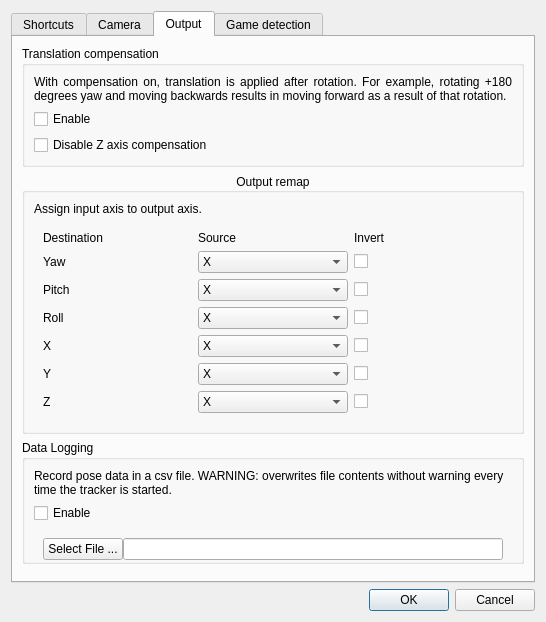
The window that gui/options-dialog.ui (opentrack/opentrack) describes before a commit, drawn with Qt 5.
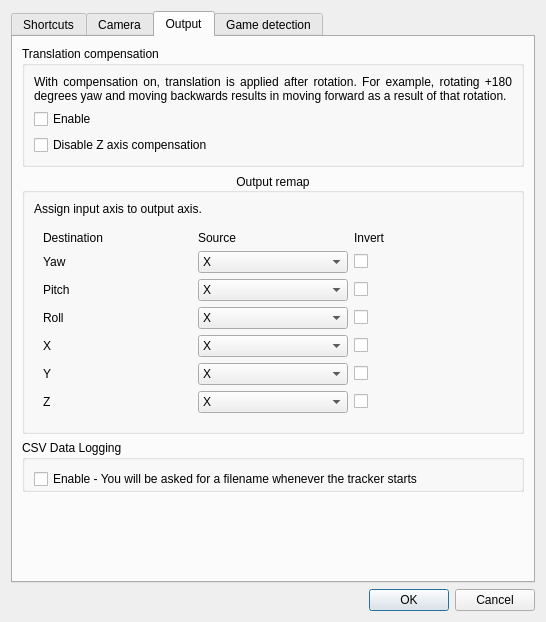
The same window after the commit. The open tabs and pages were chosen to show the change. Icons and pictures are not drawn. Custom widgets are drawn as their Qt base class.

Commit message: tracklogging: begone file selector gui. Now a file select dialog will pop up when the tracker starts.

```diff
--- a/gui/options-dialog.ui
+++ b/gui/options-dialog.ui
@@ -1237,7 +1237,7 @@
        <item>
         <widget class="QGroupBox" name="groupBox_10">
          <property name="sizePolicy">
-          <sizepolicy hsizetype="Preferred" vsizetype="Expanding">
+          <sizepolicy hsizetype="Preferred" vsizetype="Preferred">
            <horstretch>0</horstretch>
            <verstretch>0</verstretch>
           </sizepolicy>
@@ -1245,77 +1245,23 @@
          <property name="minimumSize">
           <size>
            <width>0</width>
-           <height>20</height>
+           <height>50</height>
           </size>
          </property>
          <property name="title">
-          <string>Data Logging</string>
+          <string>CSV Data Logging</string>
          </property>
          <layout class="QVBoxLayout" name="verticalLayout_211">
           <property name="bottomMargin">
            <number>0</number>
           </property>
-          <item>
-           <widget class="QLabel" name="tracklogging_label">
-            <property name="sizePolicy">
-             <sizepolicy hsizetype="Preferred" vsizetype="Expanding">
-              <horstretch>0</horstretch>
-              <verstretch>0</verstretch>
-             </sizepolicy>
-            </property>
-            <property name="text">
-             <string>Record pose data in a csv file. WARNING: overwrites file contents without warning every time the tracker is started.</string>
-            </property>
-            <property name="wordWrap">
-             <bool>true</bool>
-            </property>
-           </widget>
-          </item>
           <item>
            <widget class="QCheckBox" name="tracklogging_enabled">
             <property name="text">
-             <string>Enable</string>
+             <string>Enable - You will be asked for a filename whenever the tracker starts</string>
             </property>
            </widget>
           </item>
-          <item>
-           <widget class="QFrame" name="frame">
-            <layout class="QHBoxLayout" name="horizontalLayout_2">
-             <property name="spacing">
-              <number>0</number>
-             </property>
-             <property name="bottomMargin">
-              <number>1</number>
-             </property>
-             <item>
-              <widget class="QPushButton" name="tracklogging_fileselectbtn">
-               <property name="text">
-                <string>Select File ...</string>
-               </property>
-              </widget>
-             </item>
-             <item>
-              <widget class="QLineEdit" name="tracklogging_filenameedit">
-               <property name="enabled">
-                <bool>true</bool>
-               </property>
-               <property name="focusPolicy">
-                <enum>Qt::NoFocus</enum>
-               </property>
-               <property name="inputMask">
-                <string notr="true"/>
-               </property>
-               <property name="text">
-                <string notr="true"/>
-               </property>
-               <property name="readOnly">
-                <bool>true</bool>
-               </property>
-              </widget>
-             </item>
-            </layout>
-           </widget>
-          </item>
          </layout>
         </widget>
        </item>
```
Left out of the diff: 3 changed lines with no effect on the pictures. The commit also changes 4 other files.
